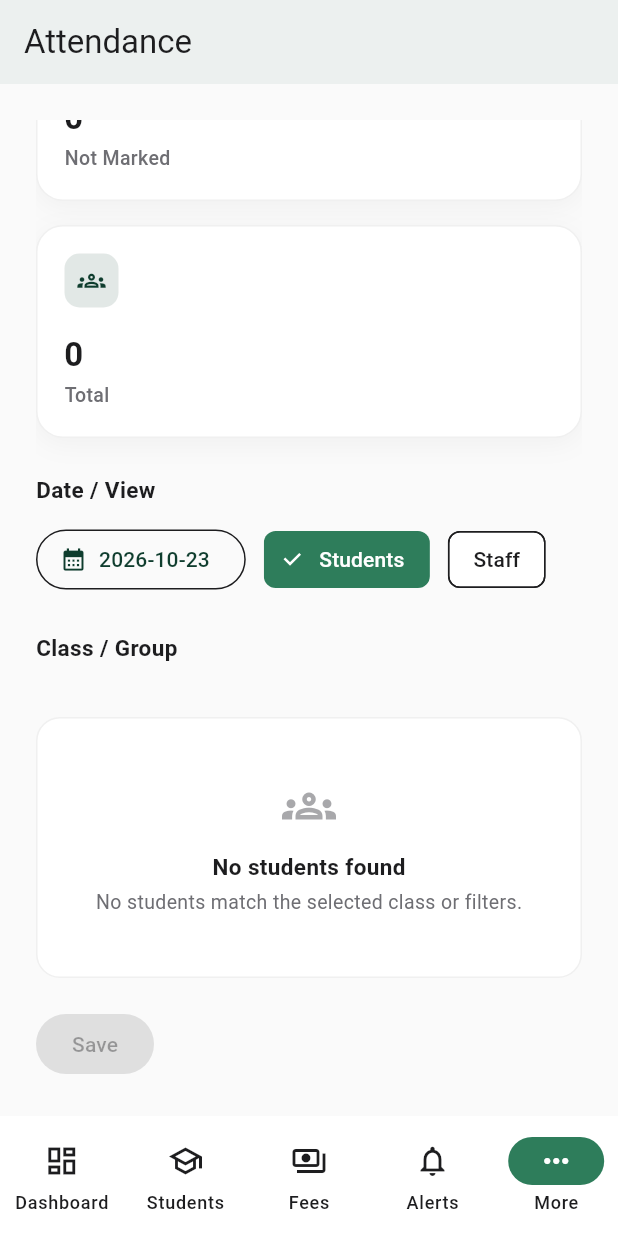
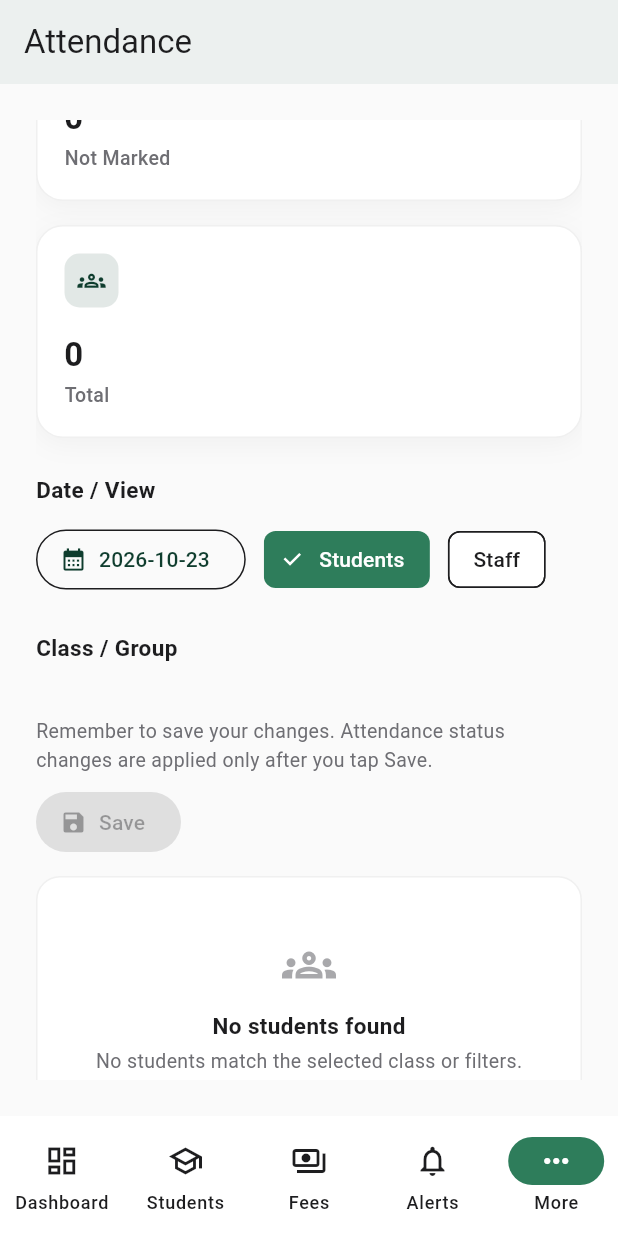
Before and after one commit to sivakesh/2d-montessori-app, a Flutter app: the AdminAttendanceManagementScreen widget shown alone on an empty page, opened directly, scrolled down 506 dp, on a phone screen of 412 x 824 dp. Run offline on Flutter 3.47's test engine with Material 3 defaults, Android fonts, the phone set to English and light mode, and no system bars; our stand-ins replace cloud_firestore, file_picker, firebase_auth, firebase_core, firebase_storage, flutter_riverpod and 2 more; missing offline and left inert: dart:html, dart:ui_web, firebase_auth_platform_interface; accounts and stored records are empty.

Commit message:
Improve admin attendance save visibility

```diff
--- a/lib/modules/admin/ui/admin_attendance_management_screen.dart
+++ b/lib/modules/admin/ui/admin_attendance_management_screen.dart
@@ -447,7 +447,36 @@ class _AdminAttendanceManagementScreenState
         if (_loading)
           const Center(child: CircularProgressIndicator())
         else ...[
+          Padding(
+            padding: const EdgeInsets.only(bottom: 12),
+            child: Column(
+              crossAxisAlignment: CrossAxisAlignment.start,
+              children: [
+                const Text(
+                  'Remember to save your changes. Attendance status changes '
+                  'are applied only after you tap Save.',
+                  style: TextStyle(
+                    fontSize: 13,
+                    color: AppColors.textSecondary,
+                  ),
+                ),
+                const SizedBox(height: 8),
+                Align(
+                  alignment: Alignment.centerLeft,
+                  child: FilledButton.icon(
+                    style: FilledButton.styleFrom(
+                      backgroundColor: AppColors.primary,
+                    ),
+                    onPressed: _canSave ? _saveAll : null,
+                    icon: const Icon(Icons.save),
+                    label: const Text('Save'),
+                  ),
+                ),
+              ],
+            ),
+          ),
           if (_selectedScope == 'student')
+
             filteredStudents.isEmpty
                 ? const _AttendanceEmptyState(
                     title: 'No students found',
```
